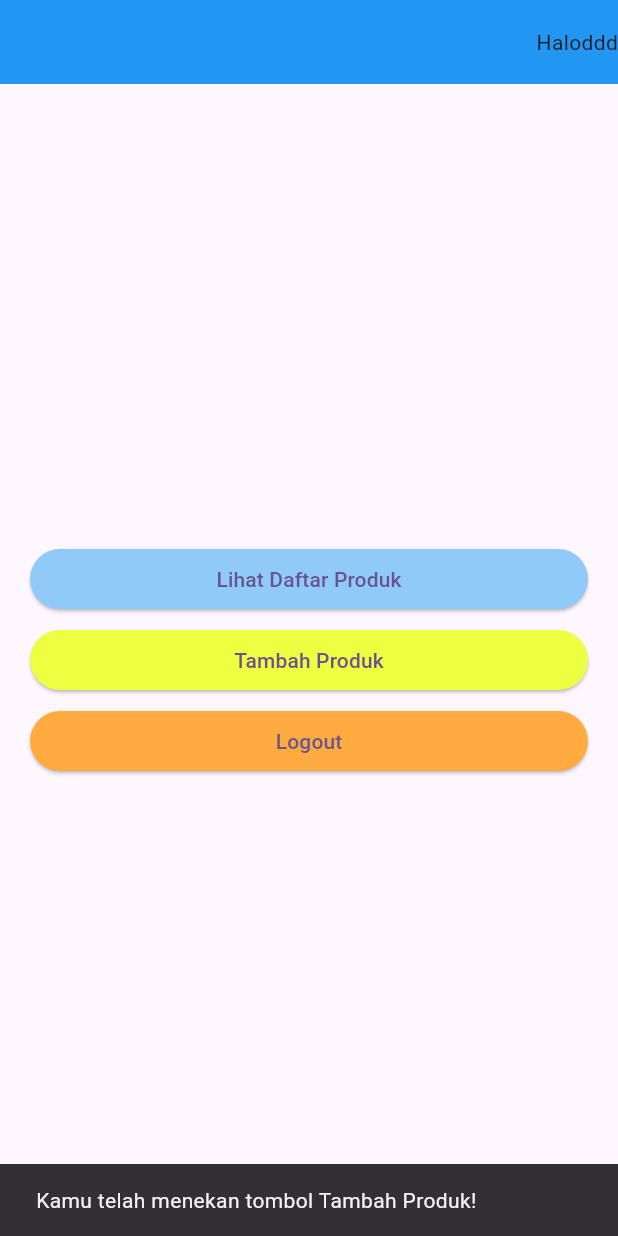
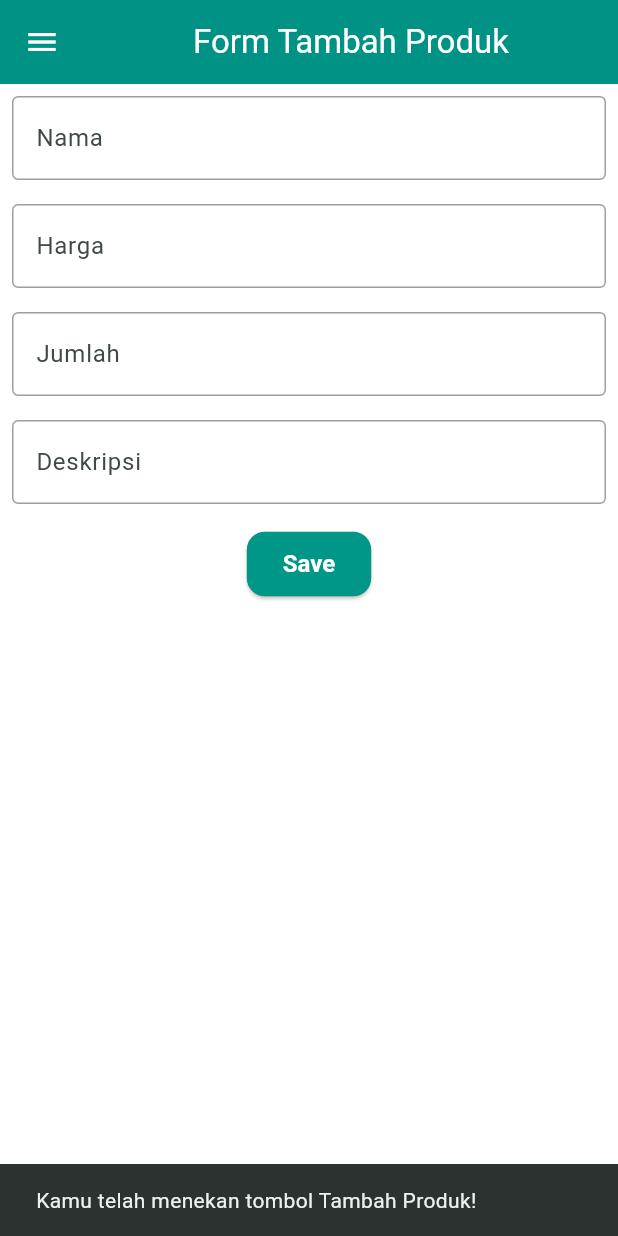
Before and after one commit to MaulRai/mauistore-mobile, a Flutter app: the screen it shows after launch, after a tap on "Tambah Produk", on a phone screen of 412 x 824 dp. Run offline on Flutter 3.47's test engine with Material 3 defaults, Android fonts, the light colour scheme and no system bars.

Commit message:
done tugas 8

```diff
--- a/lib/main.dart
+++ b/lib/main.dart
@@ -1,5 +1,5 @@
 import 'package:flutter/material.dart';
-import 'package:mauistore_mobile/home.dart';
+import 'package:mauistore_mobile/screens/home.dart';
 
 void main() {
   runApp(const MyApp());
@@ -12,9 +12,76 @@ class MyApp extends StatelessWidget {
     return MaterialApp(
       title: 'Flutter Demo',
       theme: ThemeData(
-        colorScheme: ColorScheme.fromSeed(seedColor: Colors.deepPurple),
+        colorScheme: ColorScheme.fromSeed(
+          seedColor: Colors.teal,
+          primary: Colors.teal,
+          secondary: Colors.orangeAccent,
+          surface: Colors.white,
+          onPrimary: Colors.white,
+          onSecondary: Colors.black,
+        ),
+
         useMaterial3: true,
+
+        appBarTheme: const AppBarTheme(
+          backgroundColor: Colors.teal,
+          foregroundColor: Colors.white,
+          elevation: 4,
+          centerTitle: true,
+        ),
+
+        textTheme: const TextTheme(
+          displayLarge: TextStyle(fontSize: 32, fontWeight: FontWeight.bold),
+          headlineMedium: TextStyle(fontSize: 24, fontWeight: FontWeight.w600),
+          bodyLarge: TextStyle(fontSize: 16, fontWeight: FontWeight.normal),
+          labelLarge: TextStyle(fontSize: 14, color: Colors.teal),
+        ),
+
+        elevatedButtonTheme: ElevatedButtonThemeData(
+          style: ElevatedButton.styleFrom(
+            backgroundColor: Colors.teal,
+            foregroundColor: Colors.white,
+            padding: const EdgeInsets.symmetric(horizontal: 24, vertical: 12),
+            textStyle: const TextStyle(fontSize: 16, fontWeight: FontWeight.bold),
+            shape: RoundedRectangleBorder(
+              borderRadius: BorderRadius.circular(12),
+            ),
+          ),
+        ),
+
+        outlinedButtonTheme: OutlinedButtonThemeData(
+          style: OutlinedButton.styleFrom(
+            foregroundColor: Colors.teal,
+            side: const BorderSide(color: Colors.teal),
+            padding: const EdgeInsets.symmetric(horizontal: 24, vertical: 12),
+            shape: RoundedRectangleBorder(
+              borderRadius: BorderRadius.circular(12),
+            ),
+          ),
+        ),
+
+        floatingActionButtonTheme: const FloatingActionButtonThemeData(
+          backgroundColor: Colors.teal,
+          foregroundColor: Colors.white,
+        ),
+
+        inputDecorationTheme: const InputDecorationTheme(
+          border: OutlineInputBorder(),
+          focusedBorder: OutlineInputBorder(
+            borderSide: BorderSide(color: Colors.teal),
+          ),
+          enabledBorder: OutlineInputBorder(
+            borderSide: BorderSide(color: Colors.grey),
+          ),
+          floatingLabelStyle: TextStyle(color: Colors.teal),
+        ),
+
+        iconTheme: const IconThemeData(
+          color: Colors.teal,
+          size: 24,
+        ),
       ),
+
       home: const MyHomePage(),
     );
   }
--- a/lib/home.dart
+++ b/lib/screens/home.dart
@@ -1,5 +1,6 @@
 import 'package:flutter/material.dart';
 import 'package:mauistore_mobile/widgets/buttons.dart';
+import 'package:mauistore_mobile/widgets/left_drawer.dart';
 
 class MyHomePage extends StatelessWidget {
   const MyHomePage({super.key});
@@ -8,11 +9,10 @@ class MyHomePage extends StatelessWidget {
   Widget build(BuildContext context) {
     return Scaffold(
       appBar: AppBar(
-        backgroundColor: Colors.blue,
-        actions: [
-          SafeArea(child: Text("Haloddd")),
-        ],
+        // iconTheme: const IconThemeData(color: Colors.white),
+        // backgroundColor: Colors.blue,
       ),
+      drawer: const LeftDrawer(),
       body: Column(
         mainAxisAlignment: MainAxisAlignment.center,
         crossAxisAlignment: CrossAxisAlignment.center,
--- /dev/null
+++ b/lib/screens/product_screen.dart
@@ -0,0 +1,186 @@
+import 'package:flutter/material.dart';
+import 'package:mauistore_mobile/widgets/left_drawer.dart';
+
+class ProductScreen extends StatefulWidget {
+  const ProductScreen({super.key});
+
+  @override
+  State<ProductScreen> createState() => _ProductScreenState();
+}
+
+class _ProductScreenState extends State<ProductScreen> {
+  final _formKey = GlobalKey<FormState>();
+  String _name = "";
+  String _desc = "";
+  int _price = 0;
+  int _amount = 0;
+
+  @override
+  Widget build(BuildContext context) {
+    return Scaffold(
+      appBar: AppBar(
+        title: const Center(
+          child: Text(
+            'Form Tambah Produk',
+          ),
+        ),
+        backgroundColor: Theme.of(context).colorScheme.primary,
+        foregroundColor: Colors.white,
+      ),
+      drawer: const LeftDrawer(),
+      body: Form(
+        key: _formKey,
+        child: SingleChildScrollView(
+          child: Column(
+            crossAxisAlignment: CrossAxisAlignment.start,
+            children: [
+              Padding(
+                padding: const EdgeInsets.all(8.0),
+                child: TextFormField(
+                  decoration: InputDecoration(
+                    hintText: "Nama",
+                    labelText: "Nama",
+                    border: OutlineInputBorder(
+                      borderRadius: BorderRadius.circular(5.0),
+                    ),
+                  ),
+                  onChanged: (String? value) {
+                    setState(() {
+                      _name = value!;
+                    });
+                  },
+                  validator: (String? value) {
+                    if (value == null || value.isEmpty) {
+                      return "Nama tidak boleh kosong!";
+                    }
+                    return null;
+                  },
+                ),
+              ),
+              Padding(
+                padding: const EdgeInsets.all(8.0),
+                child: TextFormField(
+                  decoration: InputDecoration(
+                    hintText: "Harga",
+                    labelText: "Harga",
+                    border: OutlineInputBorder(
+                      borderRadius: BorderRadius.circular(5.0),
+                    ),
+                  ),
+                  onChanged: (String? value) {
+                    setState(() {
+                      _price = int.tryParse(value!) ?? 0;
+                    });
+                  },
+                  validator: (String? value) {
+                    if (value == null || value.isEmpty) {
+                      return "Harga tidak boleh kosong!";
+                    }
+                    return null;
+                  },
+                ),
+              ),
+              Padding(
+                padding: const EdgeInsets.all(8.0),
+                child: TextFormField(
+                  decoration: InputDecoration(
+                    hintText: "Jumlah",
+                    labelText: "Jumlah",
+                    border: OutlineInputBorder(
+                      borderRadius: BorderRadius.circular(5.0),
+                    ),
+                  ),
+                  onChanged: (String? value) {
+                    setState(() {
+                      _amount = int.tryParse(value!) ?? 0;
+                    });
+                  },
+                  validator: (String? value) {
+                    if (value == null || value.isEmpty) {
+                      return "Mood intensity tidak boleh kosong!";
+                    }
+                    if (int.tryParse(value) == null) {
+                      return "Mood intensity harus berupa angka!";
+                    }
+                    return null;
+                  },
+                ),
+              ),
+              Padding(
+                padding: const EdgeInsets.all(8.0),
+                child: TextFormField(
+                  decoration: InputDecoration(
+                    hintText: "Deskripsi",
+                    labelText: "Deskripsi",
+                    border: OutlineInputBorder(
+                      borderRadius: BorderRadius.circular(5.0),
+                    ),
+                  ),
+                  onChanged: (String? value) {
+                    setState(() {
+                      _desc = value!;
+                    });
+                  },
+                  validator: (String? value) {
+                    if (value == null || value.isEmpty) {
+                      return "Nama tidak boleh kosong!";
+                    }
+                    return null;
+                  },
+                ),
+              ),
+              Align(
+                alignment: Alignment.bottomCenter,
+                child: Padding(
+                  padding: const EdgeInsets.all(8.0),
+                  child: ElevatedButton(
+                    style: ButtonStyle(
+                      backgroundColor: MaterialStateProperty.all(
+                          Theme.of(context).colorScheme.primary),
+                    ),
+                    onPressed: () {
+                      if (_formKey.currentState!.validate()) {
+                        showDialog(
+                          context: context,
+                          builder: (context) {
+                            return AlertDialog(
+                              title: const Text('Mood berhasil tersimpan'),
+                              content: SingleChildScrollView(
+                                child: Column(
+                                  crossAxisAlignment: CrossAxisAlignment.start,
+                                  children: [
+                                    Text('Nama: $_name'),
+                                    Text('Deskripsi: $_desc'),
+                                    Text('Harga: $_price'),
+                                    Text('Amount: $_amount'),
+                                  ],
+                                ),
+                              ),
+                              actions: [
+                                TextButton(
+                                  child: const Text('OK'),
+                                  onPressed: () {
+                                    Navigator.pop(context);
+                                    _formKey.currentState!.reset();
+                                  },
+                                ),
+                              ],
+                            );
+                          },
+                        );
+                      }
+                    },
+                    child: const Text(
+                      "Save",
+                      style: TextStyle(color: Colors.white),
+                    ),
+                  ),
+                ),
+              ),
+            ],
+          ),
+        ),
+      ),
+    );
+  }
+}
--- a/lib/widgets/buttons.dart
+++ b/lib/widgets/buttons.dart
@@ -1,4 +1,5 @@
 import 'package:flutter/material.dart';
+import 'package:mauistore_mobile/screens/product_screen.dart';
 
 class SnackBarButton extends StatelessWidget {
   final String text;
@@ -21,6 +22,17 @@ class SnackBarButton extends StatelessWidget {
             ..hideCurrentSnackBar()
             ..showSnackBar(
                 SnackBar(content: Text("Kamu telah menekan tombol $text!")));
+          if (text == 'Lihat Daftar Produk') {
+
+          } else if (text == 'Tambah Produk') {
+            Navigator.push(
+                  context,
+                  MaterialPageRoute(
+                    builder: (context) => const ProductScreen(),
+                  ));
+          } else if (text == 'Logout') {
+
+          }
         },
         style: ButtonStyle(
           backgroundColor: WidgetStatePropertyAll<Color>(color),
--- /dev/null
+++ b/lib/widgets/left_drawer.dart
@@ -0,0 +1,66 @@
+import 'package:flutter/material.dart';
+import 'package:mauistore_mobile/screens/home.dart';
+import 'package:mauistore_mobile/screens/product_screen.dart';
+
+class LeftDrawer extends StatelessWidget {
+  const LeftDrawer({super.key});
+
+  @override
+  Widget build(BuildContext context) {
+    return Drawer(
+      child: ListView(
+        children: [
+          DrawerHeader(
+            decoration: BoxDecoration(
+              color: Theme.of(context).colorScheme.primary,
+            ),
+            child: const Column(
+              children: [
+                Text(
+                  'Mauistore',
+                  textAlign: TextAlign.center,
+                  style: TextStyle(
+                    fontSize: 24,
+                    fontWeight: FontWeight.bold,
+                    color: Colors.white,
+                  ),
+                ),
+                Padding(padding: EdgeInsets.all(8)),
+                Text(
+                  "Ingin beli apa hari ini?",
+                  style: TextStyle(
+                    color: Colors.white
+                  ),
+                ),
+              ],
+            ),
+          ),
+          ListTile(
+            leading: const Icon(Icons.home_outlined),
+            title: const Text('Halaman Utama'),
+            // Bagian redirection ke MyHomePage
+            onTap: () {
+              Navigator.pushReplacement(
+                  context,
+                  MaterialPageRoute(
+                    builder: (context) => MyHomePage(),
+                  ));
+            },
+          ),
+          ListTile(
+            leading: const Icon(Icons.add),
+            title: const Text('Tambah Produk'),
+            // Bagian redirection ke MoodEntryFormPage
+            onTap: () {
+              Navigator.pushReplacement(
+                  context,
+                  MaterialPageRoute(
+                    builder: (context) => const ProductScreen(),
+                  ));
+            },
+          ),
+        ],
+      ),
+    );
+  }
+}
```
Also changed, not shown: pubspec.lock, 1 other file.
